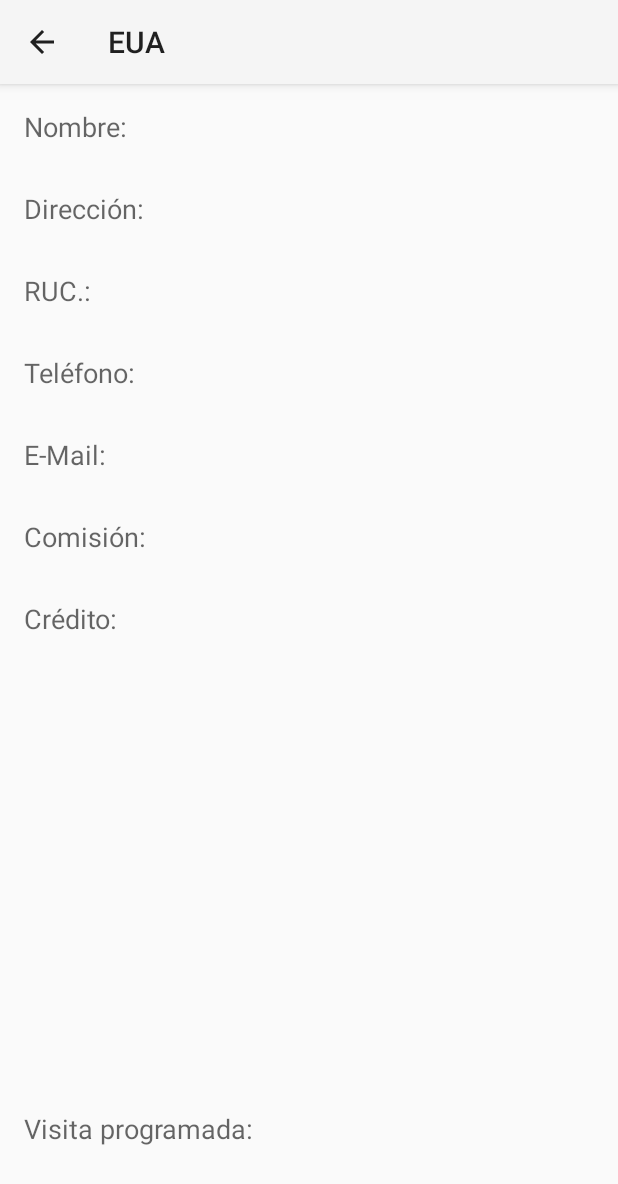
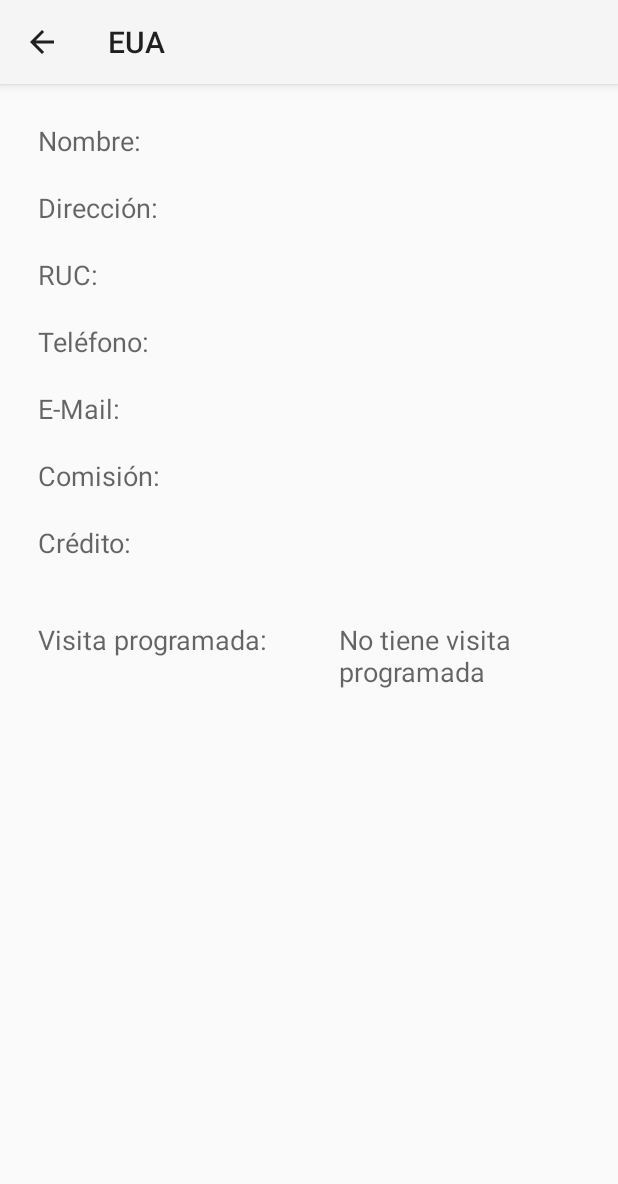
Before and after one commit to adbeel92/EUA-Android, an Android app: the AgencyDetailActivity screen opened directly, with no data from a screen before it, on a phone screen of 412 x 824 dp. Shown: the top 1184 px of the screen. Run offline under Robolectric (Android 15) with nearby library versions, the phone set to English and light mode, and no system bars; libraries missing offline, so code that uses them is left out: junit.framework; 13 statements that could not run were skipped.

```diff
--- a/EUA/app/build.gradle
+++ b/EUA/app/build.gradle
@@ -8,8 +8,8 @@ android {
         applicationId "com.eua.SalesTrackingApp"
         minSdkVersion 15
         targetSdkVersion 23
-        versionCode 5
-        versionName "1.1"
+        versionCode 6
+        versionName "1.2"
         multiDexEnabled true
     }
     buildTypes {
--- a/EUA/app/src/main/java/com/eua/SalesTrackingApp/AgenciesActivity.java
+++ b/EUA/app/src/main/java/com/eua/SalesTrackingApp/AgenciesActivity.java
@@ -1,5 +1,6 @@
 package com.eua.SalesTrackingApp;
 
+import android.app.Activity;
 import android.app.LoaderManager;
 import android.content.Context;
 import android.content.Intent;
@@ -17,6 +18,7 @@ import android.widget.TextView;
 import android.widget.Toast;
 
 import com.eua.SalesTrackingApp.models.Agency;
+import com.eua.SalesTrackingApp.models.AgencyVisit;
 import com.eua.SalesTrackingApp.models.User;
 
 import java.io.IOException;
@@ -31,6 +33,7 @@ import retrofit.Response;
 import retrofit.Retrofit;
 
 public class AgenciesActivity extends AppManager {
+    private AgenciesActivity agenciesActivity;
     private ArrayList<Agency> agenciesList;
     private ListView generalAgencies;
     private String error = "nothing";
@@ -45,6 +48,7 @@ public class AgenciesActivity extends AppManager {
     @Override
     protected void onCreate(Bundle savedInstanceState) {
         super.onCreate(savedInstanceState);
+        agenciesActivity = this;
         setTitle("Agencias");
         getSupportActionBar().setHomeButtonEnabled(true);
         setContentView(R.layout.activity_agencies);
@@ -58,7 +62,17 @@ public class AgenciesActivity extends AppManager {
         showProgress(true);
     }
 
-
+    @Override
+    protected void onActivityResult(int requestCode, int resultCode, Intent data) {
+        if (requestCode == 2) {
+            if(resultCode == Activity.RESULT_OK){
+                Integer position = data.getIntExtra("position", -1);
+                Log.d("position -> ", position.toString());
+//                AgencyVisit agencyVisit = visitsList.get(position);
+//                agencyVisit.setVisitasIDVisitado("1");
+            }
+        }
+    }
 
     public class GetAgenciesTask extends AsyncTask<Void, Void, Boolean> {
         final Context context = getApplicationContext();
@@ -90,7 +104,7 @@ public class AgenciesActivity extends AppManager {
                     mEmtpyText.setText("No hay agencias");
                     mEmtpyText.setVisibility(View.VISIBLE);
                 }else{
-                    generalAgencies.setAdapter(new CustomAgenciesAdapter(AgencyDetailActivity.class, agenciesList, false));
+                    generalAgencies.setAdapter(new CustomAgenciesAdapter(agenciesActivity, AgencyDetailActivity.class, agenciesList, false));
                 }
             } else{
                 Toast.makeText(getApplicationContext(), error, Toast.LENGTH_LONG).show();
--- a/EUA/app/src/main/java/com/eua/SalesTrackingApp/AgencyDetailActivity.java
+++ b/EUA/app/src/main/java/com/eua/SalesTrackingApp/AgencyDetailActivity.java
@@ -1,9 +1,11 @@
 package com.eua.SalesTrackingApp;
 
+import android.app.Activity;
 import android.content.Intent;
 import android.graphics.Color;
 import android.support.v7.app.AppCompatActivity;
 import android.os.Bundle;
+import android.util.Log;
 import android.view.View;
 import android.widget.TextView;
 import android.widget.Toast;
@@ -27,6 +29,8 @@ import retrofit.Response;
 import retrofit.Retrofit;
 
 public class AgencyDetailActivity extends AppManager {
+    private AgencyDetailActivity agencyDetailActivity;
+    private Integer position;
     private TextView agencyName;
     private TextView agencyAddress;
     private TextView agencyLegalId;
@@ -50,9 +54,11 @@ public class AgencyDetailActivity extends AppManager {
     @Override
     protected void onCreate(Bundle savedInstanceState) {
         super.onCreate(savedInstanceState);
+        agencyDetailActivity = this;
         setContentView(R.layout.activity_agency_detail);
         Intent intent = getIntent();
         setTitle(gson.fromJson(intent.getStringExtra("agency"), Agency.class).getAgenciaNombre());
+        this.position = Integer.valueOf(intent.getIntExtra("position", -1));
         programmedDate = gson.fromJson(intent.getStringExtra("agency"), Agency.class).getAgenciaFechaProgramada();
         agencyId = intent.getStringExtra("id");
         agencyName = (TextView) findViewById(R.id.nameTag);
@@ -67,6 +73,17 @@ public class AgencyDetailActivity extends AppManager {
         getSupportActionBar().setHomeButtonEnabled(true);
         agency = gson.fromJson(intent.getStringExtra("agency"), Agency.class);
         setValues(agency);
+    }
+
+    @Override
+    protected void onActivityResult(int requestCode, int resultCode, Intent data) {
+        if (requestCode == 1) {
+            if(resultCode == Activity.RESULT_OK){
+                Integer position = data.getIntExtra("position", -1);
+                Log.d("position -> ", position.toString());
+                agency.setAgenciavisitasIDVisitado("1");
+            }
+        }
     }
 
     private void setValues(final Agency agency){
@@ -89,12 +106,13 @@ public class AgencyDetailActivity extends AppManager {
                 programmedVisitDate.setOnClickListener(new View.OnClickListener() {
                     @Override
                     public void onClick(View v) {
-                        if (agency.getAgenciavisitasIDVisitado() == "0") {
+                        if (agency.getAgenciavisitasIDVisitado().equals("0")) {
                             // TODO Auto-generated method stub
                             Intent intent = new Intent(v.getContext(), AgencyReportActivity.class);
+                            intent.putExtra("position", position);
                             intent.putExtra("title", agency.getAgenciaNombre());
                             intent.putExtra("id", agency.getAgenciaVisitasID());
-                            v.getContext().startActivity(intent);
+                            agencyDetailActivity.startActivityForResult(intent, 1);
                         } else {
                             Toast.makeText(getApplicationContext(), "Esta agencia ha sido visitada anteriormente.", Toast.LENGTH_SHORT).show();
                         }
--- a/EUA/app/src/main/java/com/eua/SalesTrackingApp/AgencyReportActivity.java
+++ b/EUA/app/src/main/java/com/eua/SalesTrackingApp/AgencyReportActivity.java
@@ -44,6 +44,7 @@ import retrofit.Retrofit;
 public class AgencyReportActivity extends AppManager implements LocationListener, GoogleApiClient.ConnectionCallbacks, GoogleApiClient.OnConnectionFailedListener {
 
     private GoogleApiClient mGoogleApiClient;
+    private Integer position;
     private String visitId;
     private String loggedUserId;
     private EditText interviewerName;
@@ -83,6 +84,7 @@ public class AgencyReportActivity extends AppManager implements LocationListener
         setContentView(R.layout.activity_agency_report);
         Intent intent = getIntent();
         setTitle(intent.getStringExtra("title"));
+        this.position = Integer.valueOf(intent.getIntExtra("position", -1));
         getSupportActionBar().setHomeButtonEnabled(true);
         interviewerName = (EditText) findViewById(R.id.interviewer_name);
         brochureQty = (EditText)findViewById(R.id.brochure_quantity);
@@ -192,8 +194,6 @@ public class AgencyReportActivity extends AppManager implements LocationListener
             }
             if (!cancel){
                 if (isNetworkConnected()){
-//                    mReportTask = new SendReport(visitId, loggedUserId, name, stockQty, brochures, commentsText, dateHour, lat, lng);
-//                    mReportTask.execute((Void) null);
                     makeRequest(getApplicationContext(), visitId, loggedUserId, name, stockQty, brochures, commentsText, dateHour, lat, lng);
                 }else{
                     VisitReport vr = new VisitReport(visitId, loggedUserId, name, stockQty, brochures, commentsText, lat, lng);
@@ -331,7 +331,11 @@ public class AgencyReportActivity extends AppManager implements LocationListener
                     Toast.makeText(context, "La visita programada se realizó exitosamente.", Toast.LENGTH_LONG).show();
                     VisitReport.deleteAll(VisitReport.class);
 
+                    Intent returnIntent = new Intent();
+                    returnIntent.putExtra("position", position);
+                    setResult(Activity.RESULT_OK, returnIntent);
                     finish();
+
                 }catch (NullPointerException e){
                     Toast.makeText(context, error, Toast.LENGTH_LONG).show();
                 }
--- a/EUA/app/src/main/java/com/eua/SalesTrackingApp/CustomAgenciesAdapter.java
+++ b/EUA/app/src/main/java/com/eua/SalesTrackingApp/CustomAgenciesAdapter.java
@@ -22,13 +22,14 @@ import java.util.ArrayList;
  * Created by rubymobile on 2/4/16.
  */
 public class CustomAgenciesAdapter extends BaseAdapter {
+    AgenciesActivity agenciesActivity;
     ArrayList<Agency> agenciesList;
     Class nextActivity;
     Boolean numeration;
     Gson gson = new Gson();
 
-    public CustomAgenciesAdapter(Class activityClass, ArrayList<Agency> agencies, boolean num) {
-        // TODO Auto-generated constructor stub
+    public CustomAgenciesAdapter(AgenciesActivity agenciesActivity, Class activityClass, ArrayList<Agency> agencies, boolean num) {
+        this.agenciesActivity = agenciesActivity;
         agenciesList=agencies;
         nextActivity =activityClass;
         numeration=num;
@@ -77,9 +78,12 @@ public class CustomAgenciesAdapter extends BaseAdapter {
                 String serializedAgency = gson.toJson(agenciesList.get(position));
                 Intent intent = new Intent(v.getContext(), nextActivity);
                 intent.putExtra("agency", serializedAgency);
-                v.getContext().startActivity(intent);
+                intent.putExtra("position", position);
+                agenciesActivity.startActivityForResult(intent, 2);
             }
         });
         return rowView;
     }
+
+
 }
--- a/EUA/app/src/main/java/com/eua/SalesTrackingApp/CustomAgenciesVisitAdapter.java
+++ b/EUA/app/src/main/java/com/eua/SalesTrackingApp/CustomAgenciesVisitAdapter.java
@@ -20,14 +20,16 @@ import java.util.List;
  * Created by unobtainium on 19/02/16.
  */
 public class CustomAgenciesVisitAdapter extends BaseAdapter {
+    ProgrammingActivity parentActivity;
     List<AgencyVisit> agenciesList;
     Class nextActivity;
     Boolean numeration;
 
-    public CustomAgenciesVisitAdapter(Class activityClass, List<AgencyVisit> agencies, boolean num) {
+    public CustomAgenciesVisitAdapter(ProgrammingActivity parentActivity, Class activityClass, List<AgencyVisit> agencies, boolean num) {
         // TODO Auto-generated constructor stub
+        this.parentActivity = parentActivity;
         agenciesList=agencies;
-        nextActivity =activityClass;
+        nextActivity = activityClass;
         numeration=num;
     }
 
@@ -70,12 +72,13 @@ public class CustomAgenciesVisitAdapter extends BaseAdapter {
         rowView.setOnClickListener(new View.OnClickListener() {
             @Override
             public void onClick(View v) {
-                if (agenciesList.get(position).getVisitasIDVisitado() == "0") {
+                if (agenciesList.get(position).getVisitasIDVisitado().equals("0")) {
                     // TODO Auto-generated method stub
                     Intent intent = new Intent(v.getContext(), nextActivity);
+                    intent.putExtra("position", position);
                     intent.putExtra("title", agenciesList.get(position).getVisitasAgenciaNombre());
                     intent.putExtra("id", agenciesList.get(position).getVisitasId());
-                    v.getContext().startActivity(intent);
+                    parentActivity.startActivityForResult(intent, 1);
                 } else {
                    Toast.makeText(parent.getContext(), "Esta agencia ha sido visitada anteriormente.", Toast.LENGTH_SHORT).show();
                 }
--- a/EUA/app/src/main/java/com/eua/SalesTrackingApp/ProgrammingActivity.java
+++ b/EUA/app/src/main/java/com/eua/SalesTrackingApp/ProgrammingActivity.java
@@ -1,5 +1,6 @@
 package com.eua.SalesTrackingApp;
 
+import android.app.Activity;
 import android.content.Context;
 import android.content.Intent;
 import android.os.AsyncTask;
@@ -44,11 +45,12 @@ public class ProgrammingActivity extends AppManager {
     boolean contains;
     private GetVisitsTask visitsTask;
     private Gson gson;
-
+    private ProgrammingActivity programmingActivity;
 
     @Override
     protected void onCreate(Bundle savedInstanceState) {
         super.onCreate(savedInstanceState);
+        programmingActivity = this;
         setContentView(R.layout.activity_programming);
         getSupportActionBar().setHomeButtonEnabled(true);
         UserSessionManager usm = new UserSessionManager(getApplicationContext());
@@ -64,16 +66,22 @@ public class ProgrammingActivity extends AppManager {
         mEmtpyText.setVisibility(View.INVISIBLE);
         promotorId = UserSessionManager.getInstance(getApplicationContext()).getLoggedUserId();
 
-    }
-
-    @Override
-    protected void onResume() {
-        super.onResume();
         visitsList = new ArrayList<>();
         SimpleDateFormat sdf2 = new SimpleDateFormat("MM/dd/yyyy");
         visitsTask = new GetVisitsTask(sdf2.format(date), sdf2.format(date));
         visitsTask.execute((Void) null);
         showProgress(true);
+    }
+
+    @Override
+    protected void onActivityResult(int requestCode, int resultCode, Intent data) {
+        if (requestCode == 1) {
+            if(resultCode == Activity.RESULT_OK){
+                Integer position = data.getIntExtra("position", -1);
+                AgencyVisit agencyVisit = visitsList.get(position);
+                agencyVisit.setVisitasIDVisitado("1");
+            }
+        }
     }
 
     public class GetVisitsTask extends AsyncTask<Void, Void, Boolean> {
@@ -110,7 +118,7 @@ public class ProgrammingActivity extends AppManager {
                     mEmtpyText.setText("No hay agencias");
                     mEmtpyText.setVisibility(View.VISIBLE);
                 }else{
-                    programmedAgencies.setAdapter(new CustomAgenciesVisitAdapter(AgencyReportActivity.class, visitsList, false));
+                    programmedAgencies.setAdapter(new CustomAgenciesVisitAdapter(programmingActivity, AgencyReportActivity.class, visitsList, false));
                 }
             } else{
                 Toast.makeText(getApplicationContext(), error, Toast.LENGTH_LONG).show();
--- a/EUA/app/src/main/res/layout/activity_agency_detail.xml
+++ b/EUA/app/src/main/res/layout/activity_agency_detail.xml
@@ -1,14 +1,29 @@
 <?xml version="1.0" encoding="utf-8"?>
-<RelativeLayout xmlns:android="http://schemas.android.com/apk/res/android"
+<ScrollView xmlns:android="http://schemas.android.com/apk/res/android"
     xmlns:tools="http://schemas.android.com/tools"
-    android:layout_width="match_parent"
-    android:layout_height="match_parent"
-    android:paddingBottom="@dimen/activity_vertical_margin"
-    android:paddingLeft="@dimen/activity_horizontal_margin"
-    android:paddingRight="@dimen/activity_horizontal_margin"
-    android:paddingTop="@dimen/activity_vertical_margin"
+    android:layout_width="fill_parent"
+    android:layout_height="fill_parent"
+    android:id="@+id/scrollView"
     tools:context="com.eua.SalesTrackingApp.AgencyDetailActivity">
 
+    <RelativeLayout
+        android:layout_width="wrap_content"
+        android:layout_height="wrap_content"
+        android:layout_marginTop="15dp"
+        android:layout_marginBottom="15dp"
+        android:layout_marginLeft="15dp"
+        android:layout_marginRight="15dp">
+
+        <TableLayout
+            android:layout_width="wrap_content"
+            android:layout_height="wrap_content"
+            android:stretchColumns="1" >
+
+            <TableRow
+                android:layout_marginTop="10dp"
+                android:layout_marginBottom="10dp"
+                android:layout_marginLeft="10dp"
+                android:layout_marginRight="10dp">
                 <TextView
                     android:layout_width="wrap_content"
                     android:layout_height="wrap_content"
@@ -18,92 +33,145 @@
                     android:layout_alignParentTop="true"
                     android:layout_alignParentLeft="true"
                     android:layout_alignParentStart="true" />
+            </TableRow>
 
+            <TableRow
+                android:layout_marginTop="10dp"
+                android:layout_marginBottom="10dp"
+                android:layout_marginLeft="10dp"
+                android:layout_marginRight="10dp">
                 <TextView
                     android:layout_width="wrap_content"
                     android:layout_height="wrap_content"
                     android:textAppearance="?android:attr/textAppearanceMedium"
                     android:text="Dirección:"
                     android:id="@+id/addressTag"
-        android:layout_below="@+id/nameTag"
+                    android:layout_alignParentTop="true"
                     android:layout_alignParentLeft="true"
-        android:layout_alignParentStart="true"
-        android:layout_marginTop="30dp" />
+                    android:layout_alignParentStart="true" />
+            </TableRow>
 
+            <TableRow
+                android:layout_marginTop="10dp"
+                android:layout_marginBottom="10dp"
+                android:layout_marginLeft="10dp"
+                android:layout_marginRight="10dp">
                 <TextView
                     android:layout_width="wrap_content"
                     android:layout_height="wrap_content"
                     android:textAppearance="?android:attr/textAppearanceMedium"
-        android:text="RUC.:"
+                    android:text="RUC:"
                     android:id="@+id/legalIdTag"
-        android:layout_below="@+id/addressTag"
+                    android:layout_alignParentTop="true"
                     android:layout_alignParentLeft="true"
-        android:layout_alignParentStart="true"
-        android:layout_marginTop="30dp" />
+                    android:layout_alignParentStart="true" />
+            </TableRow>
 
+            <TableRow
+                android:layout_marginTop="10dp"
+                android:layout_marginBottom="10dp"
+                android:layout_marginLeft="10dp"
+                android:layout_marginRight="10dp">
                 <TextView
                     android:layout_width="wrap_content"
                     android:layout_height="wrap_content"
                     android:textAppearance="?android:attr/textAppearanceMedium"
                     android:text="Teléfono:"
                     android:id="@+id/phoneTag"
-        android:layout_below="@+id/legalIdTag"
+                    android:layout_alignParentTop="true"
                     android:layout_alignParentLeft="true"
-        android:layout_alignParentStart="true"
-        android:layout_marginTop="30dp" />
+                    android:layout_alignParentStart="true" />
+            </TableRow>
 
+            <TableRow
+                android:layout_marginTop="10dp"
+                android:layout_marginBottom="10dp"
+                android:layout_marginLeft="10dp"
+                android:layout_marginRight="10dp">
                 <TextView
                     android:layout_width="wrap_content"
                     android:layout_height="wrap_content"
                     android:textAppearance="?android:attr/textAppearanceMedium"
                     android:text="E-Mail:"
                     android:id="@+id/emailTag"
-        android:layout_below="@id/phoneTag"
+                    android:layout_alignParentTop="true"
                     android:layout_alignParentLeft="true"
-        android:layout_alignParentStart="true"
-        android:layout_marginTop="30dp" />
+                    android:layout_alignParentStart="true" />
+            </TableRow>
 
+            <TableRow
+                android:layout_marginTop="10dp"
+                android:layout_marginBottom="10dp"
+                android:layout_marginLeft="10dp"
+                android:layout_marginRight="10dp">
                 <TextView
                     android:layout_width="wrap_content"
                     android:layout_height="wrap_content"
                     android:textAppearance="?android:attr/textAppearanceMedium"
                     android:text="Comisión:"
                     android:id="@+id/comisionTag"
-        android:layout_below="@+id/emailTag"
+                    android:layout_alignParentTop="true"
                     android:layout_alignParentLeft="true"
-        android:layout_alignParentStart="true"
-        android:layout_marginTop="30dp" />
+                    android:layout_alignParentStart="true" />
+            </TableRow>
 
+            <TableRow
+                android:layout_marginTop="10dp"
+                android:layout_marginBottom="10dp"
+                android:layout_marginLeft="10dp"
+                android:layout_marginRight="10dp">
                 <TextView
                     android:layout_width="wrap_content"
                     android:layout_height="wrap_content"
                     android:textAppearance="?android:attr/textAppearanceMedium"
                     android:text="Crédito:"
                     android:id="@+id/creditTag"
-        android:layout_below="@+id/comisionTag"
+                    android:layout_alignParentTop="true"
                     android:layout_alignParentLeft="true"
-        android:layout_alignParentStart="true"
-        android:layout_marginTop="30dp" />
+                    android:layout_alignParentStart="true" />
+            </TableRow>
 
+            <TableRow
+                android:layout_marginTop="30dp"
+                android:layout_marginBottom="20dp"
+                android:layout_marginLeft="10dp"
+                android:layout_marginRight="10dp">
+
+                <FrameLayout
+                    android:layout_height="wrap_content"
+                    android:layout_width="0dp"
+                    android:layout_weight="1">
                     <TextView
+                        android:layout_column="0"
                         android:layout_width="wrap_content"
                         android:layout_height="wrap_content"
                         android:textAppearance="?android:attr/textAppearanceMedium"
                         android:text="Visita programada:"
                         android:id="@+id/programmedVisitTag"
-        android:layout_alignParentBottom="true"
+                        android:layout_alignParentTop="true"
                         android:layout_alignParentLeft="true"
-        android:layout_alignParentStart="true"
-        android:layout_marginBottom="43dp" />
+                        android:layout_alignParentStart="true" />
+                </FrameLayout>
 
+                <FrameLayout
+                    android:layout_height="wrap_content"
+                    android:layout_width="0dp"
+                    android:layout_weight="1">
                     <TextView
+                        android:layout_column="1"
                         android:layout_width="wrap_content"
                         android:layout_height="wrap_content"
                         android:textAppearance="?android:attr/textAppearanceMedium"
                         android:id="@+id/programmedVisitDateTag"
-        android:layout_alignTop="@+id/programmedVisitTag"
-        android:layout_toRightOf="@+id/programmedVisitTag"
-        android:layout_toEndOf="@+id/programmedVisitTag"
-        android:layout_marginLeft="42dp"
-        android:layout_marginStart="42dp" />
+                        android:text="No tiene visita programada"
+                        android:layout_marginLeft="20dp"
+                        android:layout_marginStart="20dp"/>
+                </FrameLayout>
+
+            </TableRow>
+
+        </TableLayout>
+
     </RelativeLayout>
+
+</ScrollView>
```
Also changed, not shown: EUA/app/src/main/res/drawable/building.png, EUA/app/src/main/res/drawable/logo1.png. Lines whose indentation alone changed are shown as unchanged.
